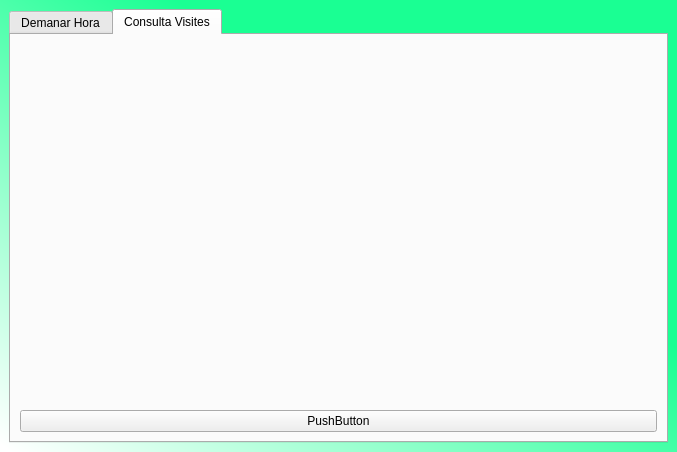
Qt form Vistes/Pacient.ui (Jordiva/MongoDB) before a commit.
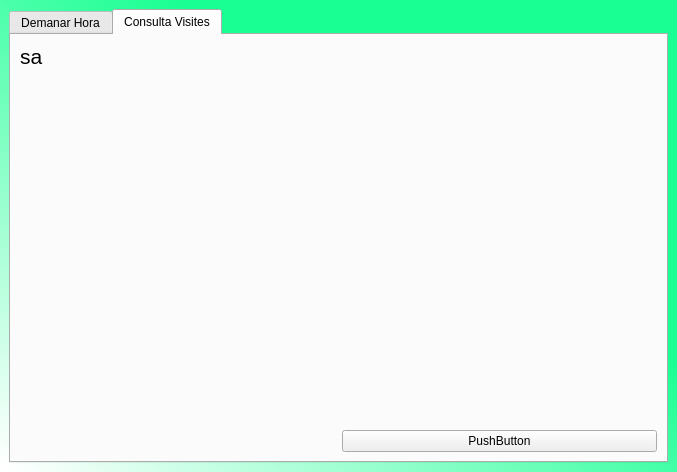
The same form after that commit. The open tabs and pages were chosen to show the change.

What changed in the file:
```diff
--- a/Vistes/Pacient.ui
+++ b/Vistes/Pacient.ui
@@ -7,7 +7,7 @@
     <x>0</x>
     <y>0</y>
     <width>677</width>
-    <height>452</height>
+    <height>472</height>
    </rect>
   </property>
   <property name="windowTitle">
@@ -77,6 +77,19 @@
         <string>Consulta Visites</string>
        </attribute>
        <layout class="QGridLayout" name="gridLayout_3">
+        <item row="1" column="0">
+         <spacer name="verticalSpacer_2">
+          <property name="orientation">
+           <enum>Qt::Vertical</enum>
+          </property>
+          <property name="sizeHint" stdset="0">
+           <size>
+            <width>20</width>
+            <height>40</height>
+           </size>
+          </property>
+         </spacer>
+        </item>
         <item row="0" column="0">
          <widget class="QLabel" name="usuari_2">
           <property name="font">
@@ -90,14 +103,14 @@
           </property>
           <property name="styleSheet">
            <string notr="true">font: 16pt &quot;MS Shell Dlg 2&quot;;
-color: white;</string>
+color: Black;</string>
           </property>
           <property name="text">
-           <string>&lt;html&gt;&lt;head/&gt;&lt;body&gt;&lt;p&gt;&lt;br/&gt;&lt;/p&gt;&lt;/body&gt;&lt;/html&gt;</string>
+           <string>&lt;html&gt;&lt;head/&gt;&lt;body&gt;&lt;p&gt;sa&lt;/p&gt;&lt;/body&gt;&lt;/html&gt;</string>
           </property>
          </widget>
         </item>
-        <item row="1" column="0">
+        <item row="2" column="1">
          <widget class="QPushButton" name="pushButton_2">
           <property name="text">
            <string>PushButton</string>
```
Left out of the diff: 4 changed lines with no effect on the pictures.
